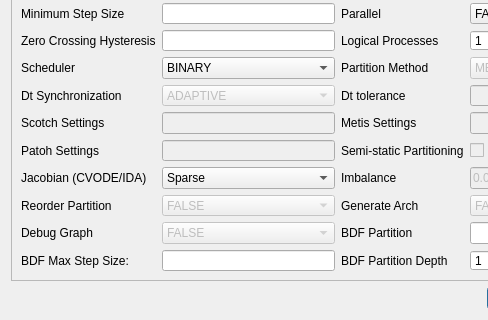
Old version of the form src/gui/ui/run.ui in the repository CIFASIS/qss-solver; both pictures show x 0 to 488 and y 403 to 723 of the 664 by 723 pixel window.
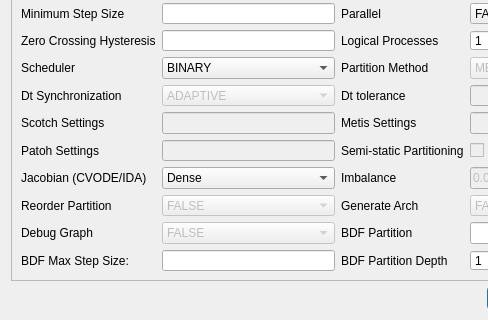
New version of the form.

Commit message: Switch Sparse-Dense Jac generation order.

Diff of the .ui file:
```diff
--- a/src/gui/ui/run.ui
+++ b/src/gui/ui/run.ui
@@ -466,7 +466,7 @@
        <widget class="QComboBox" name="_jacobian">
         <item>
          <property name="text">
-          <string>Sparse</string>
+          <string>Dense</string>
          </property>
         </item>
         <item>
```
Left out of the diff: 2 changed lines with no effect on the pictures. The commit also changes 2 other files.
